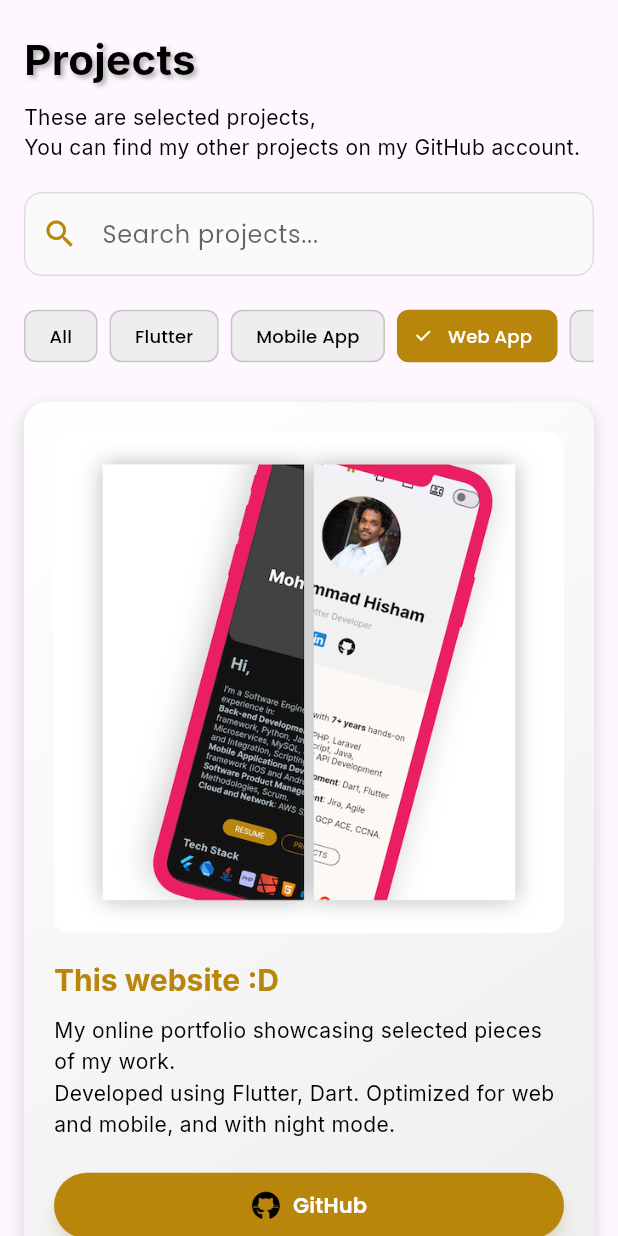
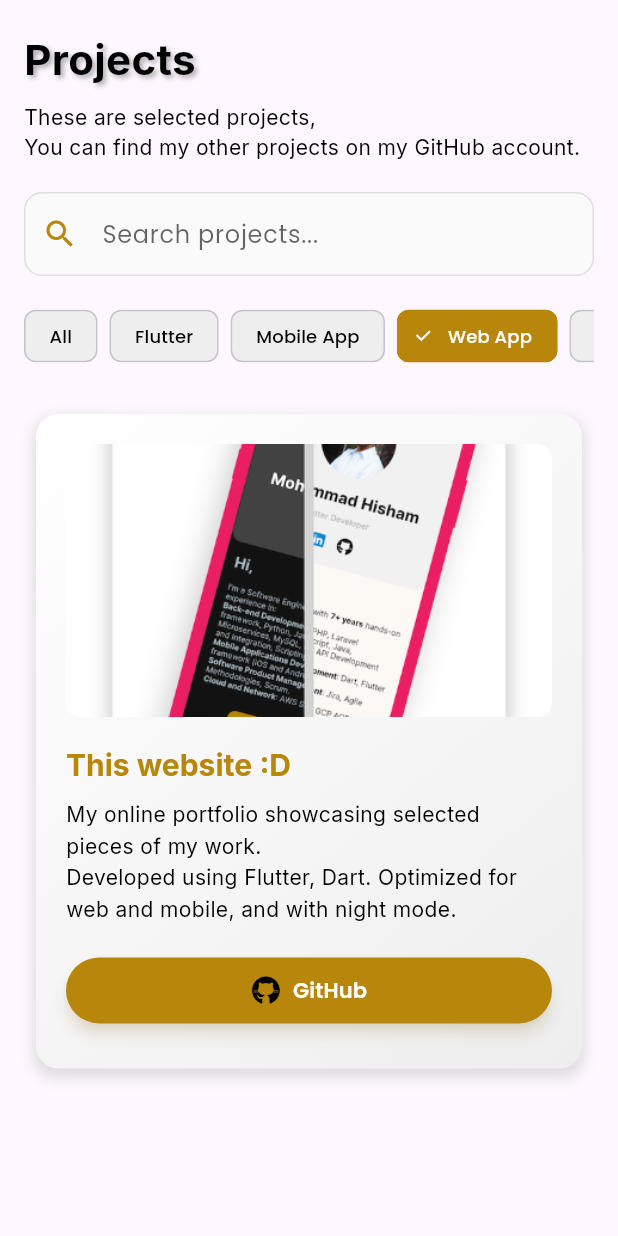
Before and after one commit to MHK-26/mhk_portfolio, a Flutter app: the ProjectsPage widget shown alone on an empty page, opened directly with empty values, after a tap on "Flutter", after a tap on "Mobile App", after a tap on "Web App", on a phone screen of 412 x 824 dp. Run offline on Flutter 3.47's test engine with Material 3 defaults, Android fonts, the phone set to English and light mode, and no system bars; our stand-ins replace animated_text_kit, google_fonts.

Commit message:
Implement responsive project grid layout
- Add responsive grid system (2 columns on desktop/tablet, 1 on mobile)
- Implement staggered animations for single column layout
- Use AspectRatio for consistent image display
- Optimize project card margins for grid layout
- Add smooth transitions between layout changes
- Improve visual spacing and alignment

```diff
--- a/lib/views/home/projects/project_card.dart
+++ b/lib/views/home/projects/project_card.dart
@@ -90,7 +90,7 @@ class _ProjectCardState extends State<ProjectCard>
               _animationController.reverse();
             },
             child: Container(
-              margin: const EdgeInsets.only(bottom: 20),
+              margin: const EdgeInsets.all(8),
               padding: const EdgeInsets.all(20),
               decoration: BoxDecoration(
                 gradient: LinearGradient(
@@ -124,10 +124,13 @@ class _ProjectCardState extends State<ProjectCard>
                       duration: const Duration(milliseconds: 300),
                       transform: Matrix4.identity()
                         ..translate(0.0, _isHovered ? -5.0 : 0.0),
-                      child: Image.asset(
-                        widget.img,
-                        fit: BoxFit.contain,
-                        cacheHeight: 600,
+                      child: AspectRatio(
+                        aspectRatio: 16 / 9,
+                        child: Image.asset(
+                          widget.img,
+                          fit: BoxFit.cover,
+                          cacheHeight: 400,
+                        ),
                       ),
                     ),
                   ),
--- a/lib/views/home/projects/projects_section.dart
+++ b/lib/views/home/projects/projects_section.dart
@@ -328,9 +328,38 @@ class _ProjectsPageState extends State<ProjectsPage> {
 
     return AnimatedSwitcher(
       duration: const Duration(milliseconds: 300),
-      child: Column(
+      child: LayoutBuilder(
         key: ValueKey(filtered.length),
-        children: filtered.map((project) {
+        builder: (context, constraints) {
+          // Responsive grid layout
+          if (constraints.maxWidth > 1200) {
+            // Desktop: 2 columns
+            return _buildGridLayout(filtered, 2);
+          } else if (constraints.maxWidth > 800) {
+            // Tablet: 2 columns but smaller
+            return _buildGridLayout(filtered, 2);
+          } else {
+            // Mobile: 1 column
+            return _buildSingleColumnLayout(filtered);
+          }
+        },
+      ),
+    );
+  }
+
+  Widget _buildGridLayout(List<Map<String, dynamic>> projects, int crossAxisCount) {
+    return GridView.builder(
+      shrinkWrap: true,
+      physics: const NeverScrollableScrollPhysics(),
+      gridDelegate: SliverGridDelegateWithFixedCrossAxisCount(
+        crossAxisCount: crossAxisCount,
+        crossAxisSpacing: 20,
+        mainAxisSpacing: 20,
+        childAspectRatio: 0.75, // Adjust based on content
+      ),
+      itemCount: projects.length,
+      itemBuilder: (context, index) {
+        final project = projects[index];
         return ProjectCard(
           title: project['title']!,
           img: project['img']!,
@@ -340,8 +369,41 @@ class _ProjectsPageState extends State<ProjectsPage> {
           playStoreLink: project['playStoreLink'],
           gitHubLink: project['githubLink'],
         );
+      },
+    );
+  }
+
+  Widget _buildSingleColumnLayout(List<Map<String, dynamic>> projects) {
+    return Column(
+      children: projects.asMap().entries.map((entry) {
+        final index = entry.key;
+        final project = entry.value;
+
+        return TweenAnimationBuilder<double>(
+          duration: Duration(milliseconds: 300 + (index * 100)),
+          tween: Tween(begin: 0.0, end: 1.0),
+          builder: (context, value, child) {
+            return Transform.translate(
+              offset: Offset(0, 20 * (1 - value)),
+              child: Opacity(
+                opacity: value,
+                child: Container(
+                  margin: const EdgeInsets.only(bottom: 24),
+                  child: ProjectCard(
+                    title: project['title']!,
+                    img: project['img']!,
+                    description: project['description']!,
+                    isDarkMode: widget.isDarkMode,
+                    appStoreLink: project['appStoreLink'],
+                    playStoreLink: project['playStoreLink'],
+                    gitHubLink: project['githubLink'],
+                  ),
+                ),
+              ),
+            );
+          },
+        );
       }).toList(),
-      ),
     );
   }
 }
```
Lines whose indentation alone changed are shown as unchanged.
